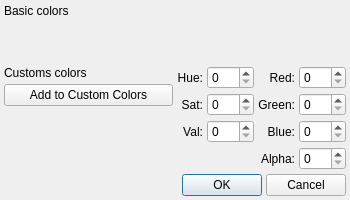
Qt form src/property/dialogs/coloreditdialog.ui (Gris87/ObjectController) before a commit.
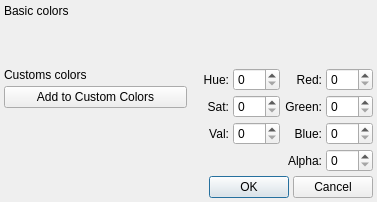
The same form after that commit.

What changed in the file:
```diff
--- a/src/property/dialogs/coloreditdialog.ui
+++ b/src/property/dialogs/coloreditdialog.ui
@@ -6,8 +6,8 @@
    <rect>
     <x>0</x>
     <y>0</y>
-    <width>350</width>
-    <height>200</height>
+    <width>377</width>
+    <height>202</height>
    </rect>
   </property>
   <property name="windowTitle">
@@ -214,6 +214,12 @@
         </item>
         <item>
          <widget class="QPushButton" name="addToCustomButton">
+          <property name="maximumSize">
+           <size>
+            <width>210</width>
+            <height>16777215</height>
+           </size>
+          </property>
           <property name="text">
            <string>Add to Custom Colors</string>
           </property>
```
Left out of the diff: 55 changed lines with no effect on the pictures.
